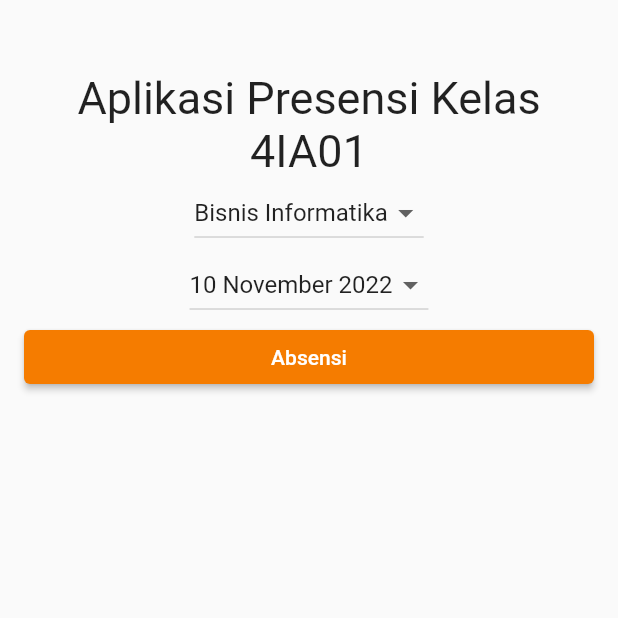
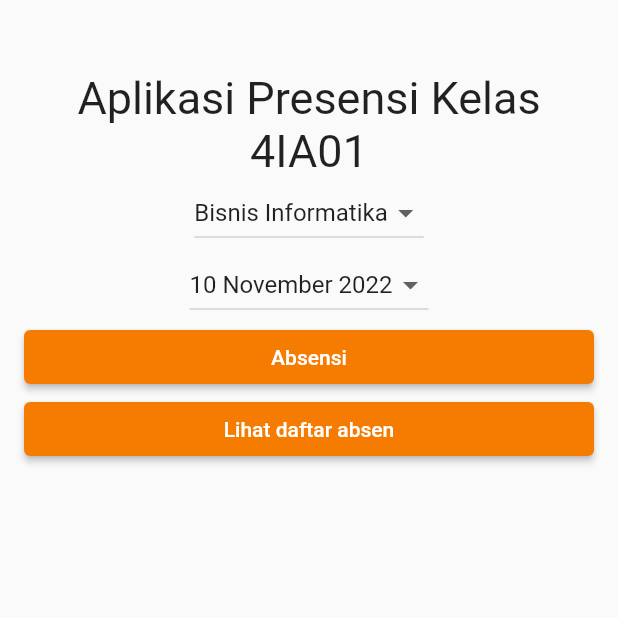
Before and after one commit to rubyTrojanovsky/presensi_bisnis, a Flutter app: the screen it shows after launch, on a phone screen of 412 x 824 dp, the top half of it. Run offline on Flutter 3.47's test engine with Material 2 defaults, Android fonts, the phone set to English and light mode, and no system bars; our stand-ins replace get.

Commit message:
initial beranda done

```diff
--- a/lib/screens/beranda.dart
+++ b/lib/screens/beranda.dart
@@ -2,6 +2,7 @@ import 'package:flutter/material.dart';
 import 'package:get/get.dart';
 import 'package:presensi_bisnis/components/button.dart';
 import 'package:presensi_bisnis/components/dropdown.dart';
+import 'package:presensi_bisnis/screens/daftar_hadir.dart';
 import 'package:presensi_bisnis/screens/scan_qr.dart';
 
 class Beranda extends StatelessWidget {
@@ -14,14 +15,26 @@ class Beranda extends StatelessWidget {
         padding: const EdgeInsets.fromLTRB(16, 48, 16, 18),
         child: Column(
           children: [
-            Center(child: Text('Aplikasi Presensi Kelas 4IA01',
-            textAlign: TextAlign.center,
-            style: TextStyle(
-              fontSize:30,
-              ))),
-              DropdownMatkul(),
-              DropdownTanggal(),
-              Button(buttonDesc: 'Absensi', buttonTap: () {Get.to(() => ScanQR());},)
+            Center(
+                child: Text('Aplikasi Presensi Kelas 4IA01',
+                    textAlign: TextAlign.center,
+                    style: TextStyle(
+                      fontSize: 30,
+                    ))),
+            DropdownMatkul(),
+            DropdownTanggal(),
+            Button(
+              buttonDesc: 'Absensi',
+              buttonTap: () {
+                Get.to(() => ScanQR());
+              },
+            ),
+            Button(
+              buttonDesc: 'Lihat daftar absen',
+              buttonTap: () {
+                Get.to(() => DaftarHadir());
+              },
+            )
           ],
         ),
       ),
```
Also changed, not shown: lib/screens/daftar_hadir.dart (+5 -2 lines).
